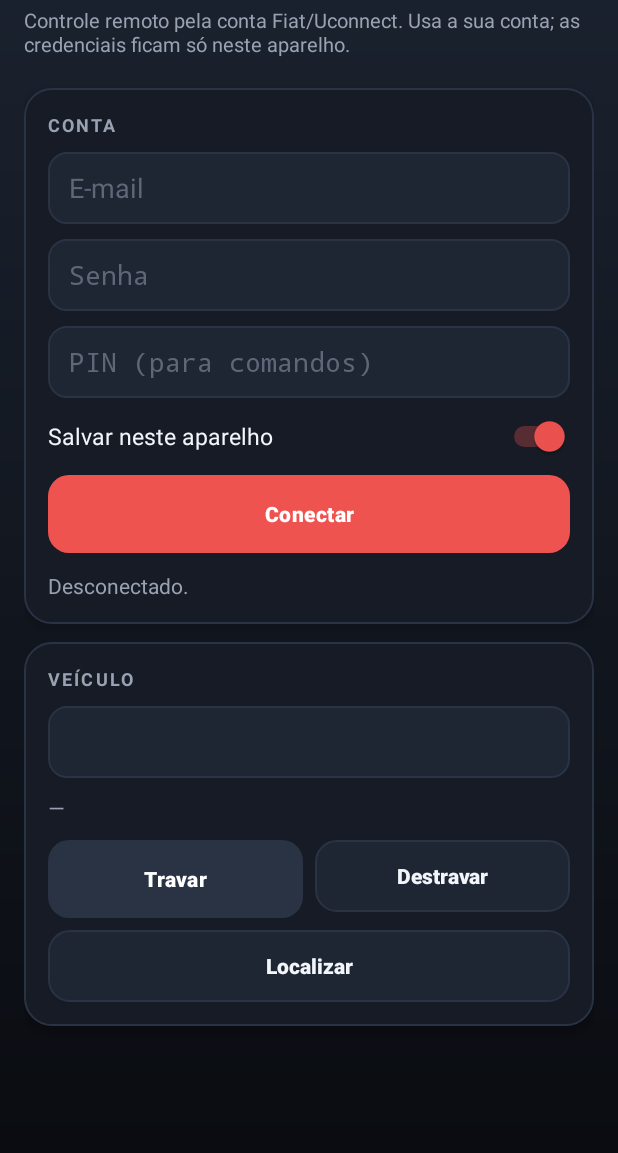
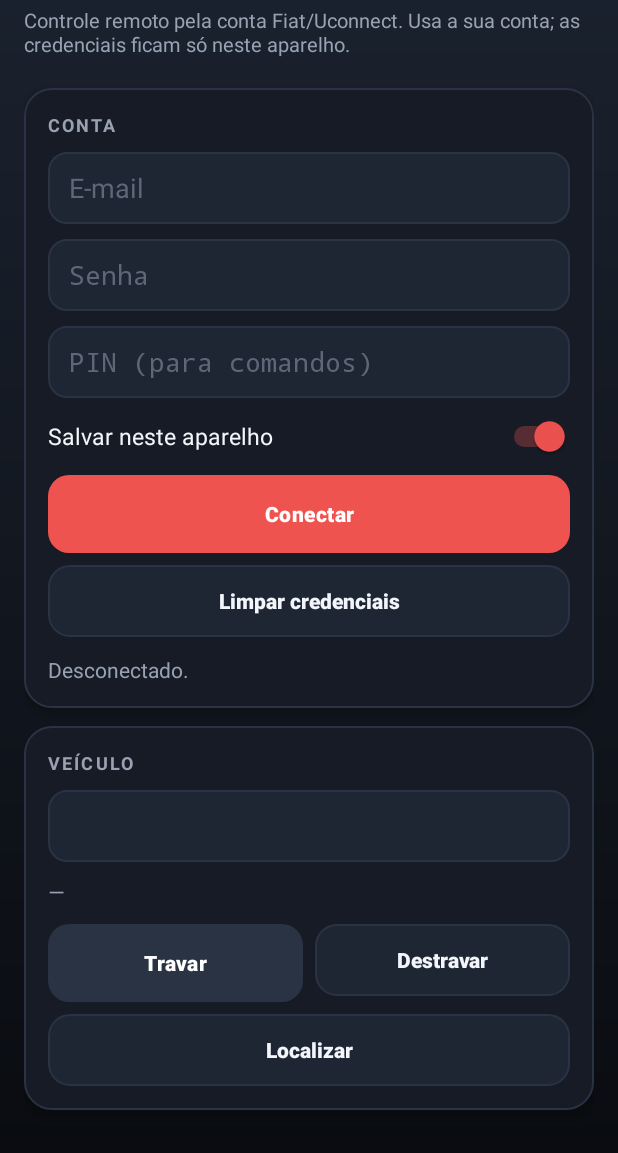
Before and after one commit to paulohenriquekavasouza/obdpulse, an Android app: the screen it shows after launch (MainActivity), on a phone screen of 412 x 824 dp, the part 83-1236 px from its top. Run offline under Robolectric (Android 15) with nearby library versions, the phone set to English and light mode, and no system bars.

Commit message:
connect: alinha login com a py-uconnect (query string + User-Agent de navegador)
- Parametros de accounts.login/getJWT agora vao na query string do POST (sem corpo),
  como a py-uconnect (params=), em vez do corpo form-urlencoded
- Define User-Agent de navegador em todas as requisicoes
- Botao "Limpar credenciais" na tela
- :connect versao 0.1.2.2

Co-Authored-By: Claude Opus 4.8 <noreply@anthropic.com>
Claude-Session: https://claude.ai/code/session_01DFyDJz75DorSmUSQtBeFtW

```diff
--- a/connect/build.gradle.kts
+++ b/connect/build.gradle.kts
@@ -13,8 +13,8 @@ android {
         applicationId = "br.com.obdpulse.connect"
         minSdk = 26
         targetSdk = 36
-        versionCode = 4
-        versionName = "0.1.2.1"
+        versionCode = 5
+        versionName = "0.1.2.2"
     }
 
     buildTypes {
--- a/connect/src/main/res/layout/activity_main.xml
+++ b/connect/src/main/res/layout/activity_main.xml
@@ -101,6 +101,14 @@
                 android:layout_marginTop="12dp"
                 android:text="@string/uconnect_connect" />
 
+            <Button
+                android:id="@+id/uconnect_clear"
+                style="@style/Button.Secondary"
+                android:layout_width="match_parent"
+                android:layout_height="wrap_content"
+                android:layout_marginTop="8dp"
+                android:text="@string/uconnect_clear" />
+
             <TextView
                 android:id="@+id/uconnect_status"
                 style="@style/BodyText"
--- a/connect/src/main/res/values/strings.xml
+++ b/connect/src/main/res/values/strings.xml
@@ -10,6 +10,8 @@
     <string name="uconnect_pin_hint">PIN (para comandos)</string>
     <string name="uconnect_save">Salvar neste aparelho</string>
     <string name="uconnect_connect">Conectar</string>
+    <string name="uconnect_clear">Limpar credenciais</string>
+    <string name="uconnect_cleared">Credenciais apagadas deste aparelho.</string>
     <string name="uconnect_vehicle">Veículo</string>
     <string name="uconnect_lock">Travar</string>
     <string name="uconnect_unlock">Destravar</string>
```
Also changed, not shown: connect/src/main/java/br/com/obdpulse/connect/MainActivity.kt (+14 -0 lines), connect/src/main/java/br/com/obdpulse/connect/UconnectClient.kt (+7 -6 lines).
